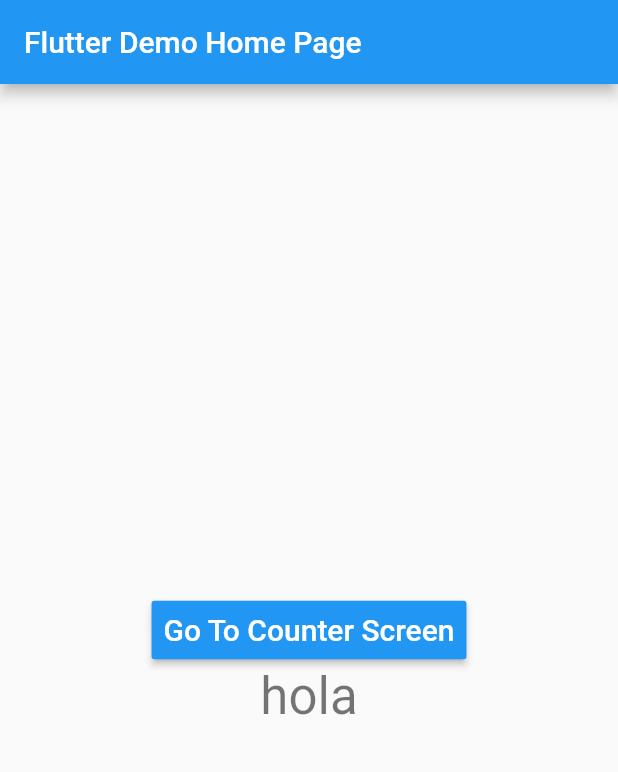
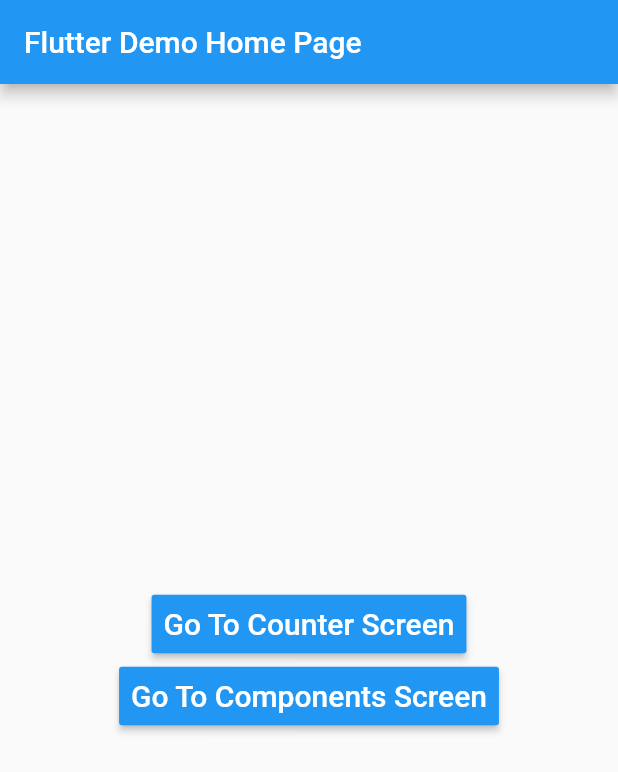
Before and after one commit to X1000V2/udemy-flutter-course, a Flutter app: the screen it shows after launch, on a phone screen of 412 x 824 dp. Shown: the top 772 px of the screen. Run offline on Flutter 3.47's test engine with Material 2 defaults, Android fonts, the phone set to English and light mode, and no system bars.

Commit message:
Created button to navigate to component page.

```diff
--- a/lib/src/MyHomePage.dart
+++ b/lib/src/MyHomePage.dart
@@ -1,5 +1,5 @@
-
 import 'package:flutter/material.dart';
+import 'package:udemy_flutter_course/src/pages/ComponentsPage.dart';
 import 'package:udemy_flutter_course/src/pages/CounterPage.dart';
 
 class MyHomePage extends StatefulWidget {
@@ -31,19 +31,8 @@ class _MyHomePageState extends State<MyHomePage> {
         child: Column(
           mainAxisAlignment: MainAxisAlignment.center,
           children: <Widget>[
-            RaisedButton(
-              padding: const EdgeInsets.all(8.0),
-              textColor: Colors.white,
-              color: Colors.blue,
-              onPressed: () => goToCounterScreen()
-              ,
-              child: const Text('Go To Counter Screen',
-                  style: TextStyle(fontSize: 20)),
-            ),
-            Text(
-              'hola',
-              style: Theme.of(context).textTheme.display1,
-            ),
+            _createButton(title: 'Go To Counter Screen', goTo: goToCounterScreen),
+            _createButton(title: 'Go To Components Screen', goTo: goToComponentsScreen),
           ],
         ),
       ),
@@ -51,10 +40,26 @@ class _MyHomePageState extends State<MyHomePage> {
   }
 
   goToCounterScreen() {
-    print('hola mierda');
     Navigator.push(
       context,
       MaterialPageRoute(builder: (context) => CounterPage()),
     );
   }
+
+  goToComponentsScreen() {
+    Navigator.push(
+      context,
+      MaterialPageRoute(builder: (context) => ComponentsPage()),
+    );
+  }
+
+  Widget _createButton({String title, Function goTo}) {
+    return RaisedButton(
+      padding: const EdgeInsets.all(8.0),
+      textColor: Colors.white,
+      color: Colors.blue,
+      onPressed: () => goTo(),
+      child: Text(title, style: TextStyle(fontSize: 20)),
+    );
+  }
 }
```
Also changed, not shown: lib/src/pages/ComponentsPage.dart (added, +19 -0 lines).
